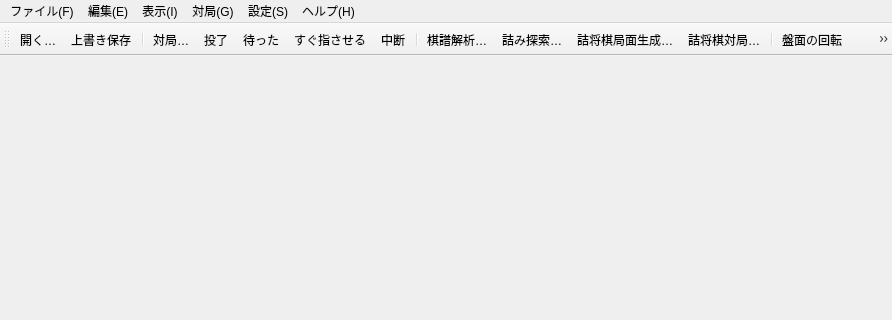
Before: the Qt Designer form src/app/mainwindow.ui in hnakada123/ShogiBoardQ, drawn with Qt 5; both pictures show x 0 to 892 and y 0 to 320 of the 892 by 600 pixel window.
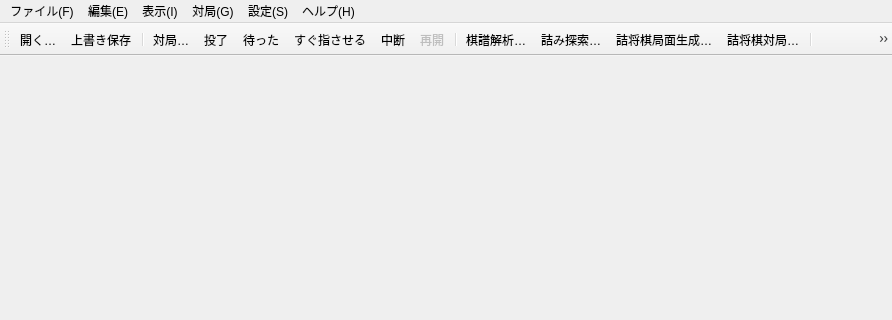
After: the same form once the commit is applied. Icons and pictures are not drawn.

Commit message: 中断した対局を局面と残り時間を保持して再開できるようにする

What changed in the file:
```diff
--- a/src/app/mainwindow.ui
+++ b/src/app/mainwindow.ui
@@ -190,6 +190,7 @@
    <addaction name="actionUndoMove"/>
    <addaction name="actionMakeImmediateMove"/>
    <addaction name="actionBreakOffGame"/>
+    <addaction name="actionResumeGame"/>
    <addaction name="separator"/>
    <addaction name="actionAnalyzeKifu"/>
    <addaction name="actionTsumeShogiSearch"/>
@@ -292,6 +293,12 @@
     <string>投了</string>
    </property>
   </action>
+  <action name="actionResumeGame">
+   <property name="enabled"><bool>false</bool></property>
+   <property name="icon"><iconset><normaloff>:/images/actions/actionStartGame.svg</normaloff>:/images/actions/actionStartGame.svg</iconset></property>
+   <property name="text"><string>再開</string></property>
+   <property name="toolTip"><string>中断した対局を局面・残り時間を引き継いで再開</string></property>
+  </action>
   <action name="actionBreakOffGame">
    <property name="icon">
     <iconset>
```
Left out of the diff: 1 changed line with no effect on the pictures. The commit also changes 39 other files.
